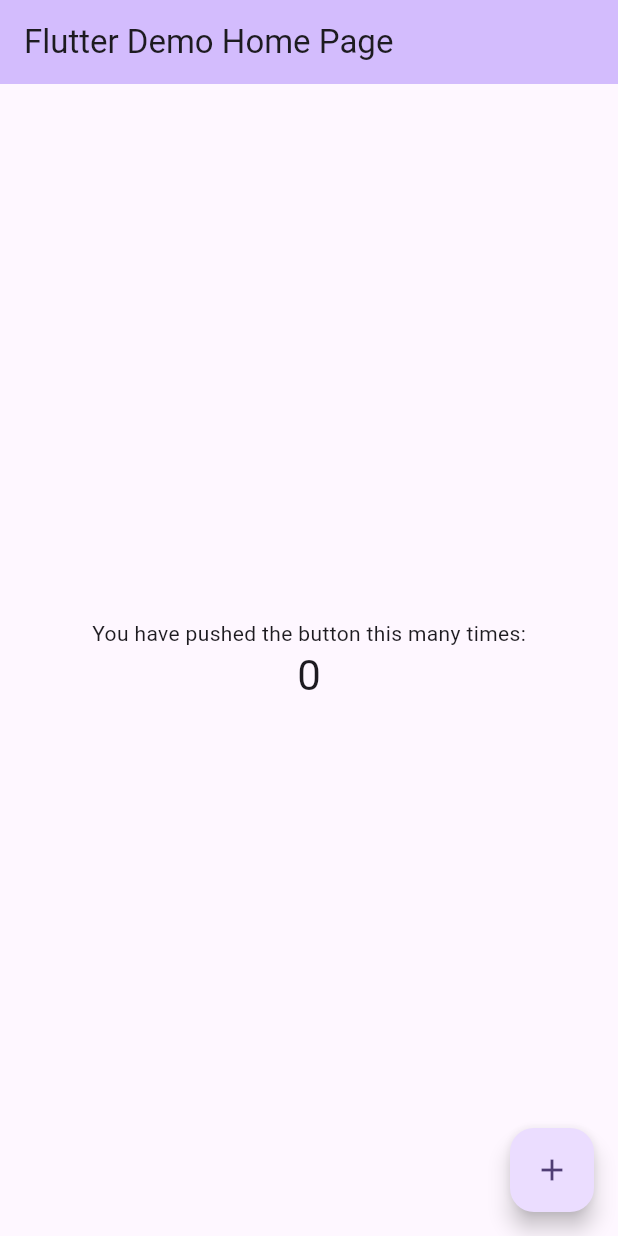
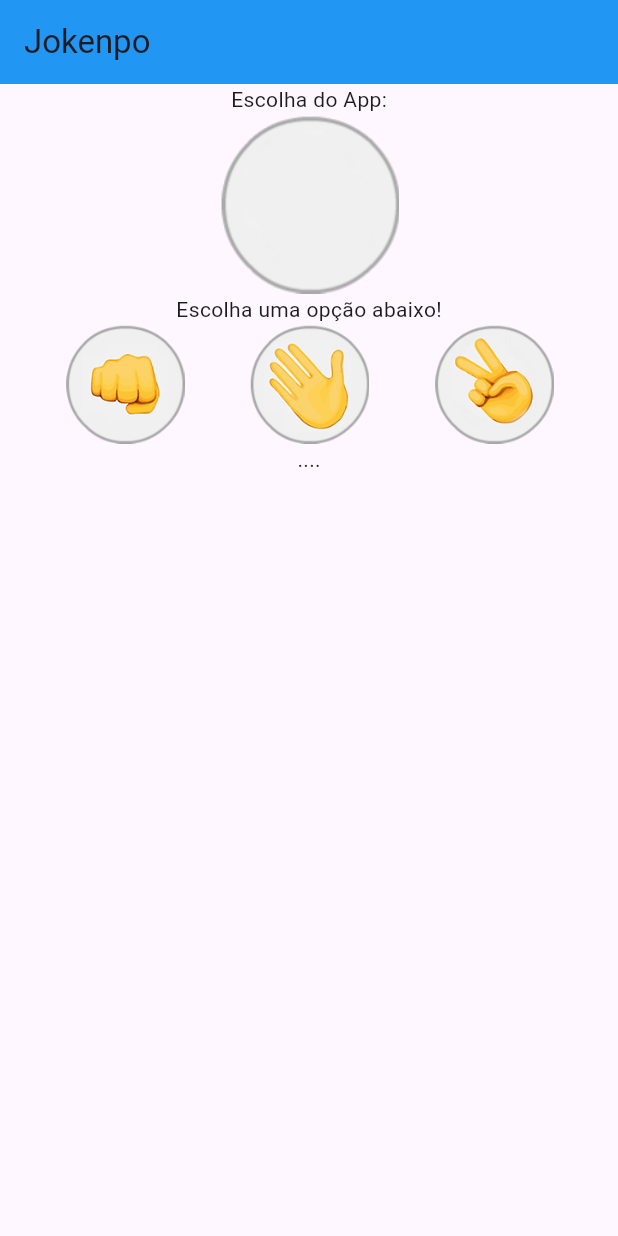
Before and after one commit to ProfGregorio/app2-jokenpo, a Flutter app: the screen it shows after launch, on a phone screen of 412 x 824 dp. Run offline on Flutter 3.47's test engine with Material 3 defaults, Android fonts, the phone set to English and light mode, and no system bars.

Commit message:
Desenvolvimento autônomo.

```diff
--- /dev/null
+++ b/lib/Jogo.dart
@@ -0,0 +1,109 @@
+import 'package:flutter/material.dart';
+import 'dart:math';
+
+
+class Jogo extends StatefulWidget {
+  const Jogo({super.key});
+
+  @override
+  State<Jogo> createState() => _JogoState();
+}
+List _imgAleatoria = [
+  "pedra",
+  "papel",
+  "tesoura"
+];
+String pathImg="imagens/padrao.png";
+
+class _JogoState extends State<Jogo> {
+  //String resultado = "Você perdeu :(";
+  String escolhaJogador = "Escolha uma opção abaixo!";
+
+
+  String resultado = "....";
+
+  // 1. Função que será executada quando o jogador clicar em uma imagem
+  void _opcaoSelecionada(String escolhaUsuario) {
+    var numeroSorteado = Random().nextInt(_imgAleatoria.length);
+    print(numeroSorteado);
+
+    print("Clicado!");
+
+    print("O usuário escolheu: " + escolhaUsuario);
+
+    // Aqui vai entrar a lógica do Jokenpô mais para frente!
+    setState(() {
+      pathImg = "imagens/"+_imgAleatoria[numeroSorteado]+".png";
+      escolhaJogador = "Você escolheu: ${escolhaUsuario.toUpperCase()}";
+      if(escolhaUsuario.toLowerCase() == _imgAleatoria[numeroSorteado].toLowerCase()){
+        resultado="EMPATOU!!!";
+      }else if(escolhaUsuario.toLowerCase()=="pedra"){
+        if(_imgAleatoria[numeroSorteado].toLowerCase()=="tesoura"){
+          resultado = "Você perdeu para o app:(";
+        }else{
+          resultado = "Você ganhou do app :)";
+        }
+      }
+      else if(escolhaUsuario.toLowerCase()=="papel"){
+        if(_imgAleatoria[numeroSorteado].toLowerCase()=="pedra"){
+          resultado = "Você perdeu para o app:(";
+        }else{
+          resultado = "Você ganhou do app :)";
+        }
+
+      }
+      //escolhaUsuario.toLowerCase()==tesoura
+      else{
+        if(_imgAleatoria[numeroSorteado].toLowerCase()=="pedra"){
+          resultado = "Você perdeu para o app:(";
+        }else{
+          resultado = "Você ganhou do app :)";
+        }
+      }
+    });
+  }
+
+  @override
+    Widget build(BuildContext context) {
+    return Scaffold(
+      appBar: AppBar(
+          backgroundColor: Colors.blue,
+          title: Text('Jokenpo', textAlign: TextAlign.center)
+      ),
+      body: Column(
+          children: [
+            //text
+            Text("Escolha do App:"),
+            //imagem
+            Image.asset(pathImg, height: 120),
+            //text resultado
+            Text(escolhaJogador),
+            //Linha 3 Imagens na horizontal
+            Row(
+              mainAxisAlignment: MainAxisAlignment.spaceEvenly,
+              children: [
+                // 🪨 Botão Pedra
+                GestureDetector(
+                  onTap: () => _opcaoSelecionada("pedra"),
+                  child: Image.asset("imagens/pedra.png", width: 80),
+                ),
+
+                // 📄 Botão Papel
+                GestureDetector(
+                  onTap: () => _opcaoSelecionada("papel"),
+                  child: Image.asset("imagens/papel.png", width: 80),
+                ),
+
+                // ✂️ Botão Tesoura
+                GestureDetector(
+                  onTap: () => _opcaoSelecionada("tesoura"),
+                  child: Image.asset("imagens/tesoura.png", width: 80),
+                ),
+              ],
+            ),
+            Text(resultado),
+          ],
+        ),
+      );
+  }
+}
--- a/lib/main.dart
+++ b/lib/main.dart
@@ -1,122 +1,9 @@
+import 'package:app2_jokenpo/Jogo.dart';
 import 'package:flutter/material.dart';
 
 void main() {
-  runApp(const MyApp());
+  runApp(MaterialApp(
+    debugShowCheckedModeBanner: false,
+    home: const Jogo(),
+  ));
 }
-
-class MyApp extends StatelessWidget {
-  const MyApp({super.key});
-
-  // This widget is the root of your application.
-  @override
-  Widget build(BuildContext context) {
-    return MaterialApp(
-      title: 'Flutter Demo',
-      theme: ThemeData(
-        // This is the theme of your application.
-        //
-        // TRY THIS: Try running your application with "flutter run". You'll see
-        // the application has a purple toolbar. Then, without quitting the app,
-        // try changing the seedColor in the colorScheme below to Colors.green
-        // and then invoke "hot reload" (save your changes or press the "hot
-        // reload" button in a Flutter-supported IDE, or press "r" if you used
-        // the command line to start the app).
-        //
-        // Notice that the counter didn't reset back to zero; the application
-        // state is not lost during the reload. To reset the state, use hot
-        // restart instead.
-        //
-        // This works for code too, not just values: Most code changes can be
-        // tested with just a hot reload.
-        colorScheme: .fromSeed(seedColor: Colors.deepPurple),
-      ),
-      home: const MyHomePage(title: 'Flutter Demo Home Page'),
-    );
-  }
-}
-
-class MyHomePage extends StatefulWidget {
-  const MyHomePage({super.key, required this.title});
-
-  // This widget is the home page of your application. It is stateful, meaning
-  // that it has a State object (defined below) that contains fields that affect
-  // how it looks.
-
-  // This class is the configuration for the state. It holds the values (in this
-  // case the title) provided by the parent (in this case the App widget) and
-  // used by the build method of the State. Fields in a Widget subclass are
-  // always marked "final".
-
-  final String title;
-
-  @override
-  State<MyHomePage> createState() => _MyHomePageState();
-}
-
-class _MyHomePageState extends State<MyHomePage> {
-  int _counter = 0;
-
-  void _incrementCounter() {
-    setState(() {
-      // This call to setState tells the Flutter framework that something has
-      // changed in this State, which causes it to rerun the build method below
-      // so that the display can reflect the updated values. If we changed
-      // _counter without calling setState(), then the build method would not be
-      // called again, and so nothing would appear to happen.
-      _counter++;
-    });
-  }
-
-  @override
-  Widget build(BuildContext context) {
-    // This method is rerun every time setState is called, for instance as done
-    // by the _incrementCounter method above.
-    //
-    // The Flutter framework has been optimized to make rerunning build methods
-    // fast, so that you can just rebuild anything that needs updating rather
-    // than having to individually change instances of widgets.
-    return Scaffold(
-      appBar: AppBar(
-        // TRY THIS: Try changing the color here to a specific color (to
-        // Colors.amber, perhaps?) and trigger a hot reload to see the AppBar
-        // change color while the other colors stay the same.
-        backgroundColor: Theme.of(context).colorScheme.inversePrimary,
-        // Here we take the value from the MyHomePage object that was created by
-        // the App.build method, and use it to set our appbar title.
-        title: Text(widget.title),
-      ),
-      body: Center(
-        // Center is a layout widget. It takes a single child and positions it
-        // in the middle of the parent.
-        child: Column(
-          // Column is also a layout widget. It takes a list of children and
-          // arranges them vertically. By default, it sizes itself to fit its
-          // children horizontally, and tries to be as tall as its parent.
-          //
-          // Column has various properties to control how it sizes itself and
-          // how it positions its children. Here we use mainAxisAlignment to
-          // center the children vertically; the main axis here is the vertical
-          // axis because Columns are vertical (the cross axis would be
-          // horizontal).
-          //
-          // TRY THIS: Invoke "debug painting" (choose the "Toggle Debug Paint"
-          // action in the IDE, or press "p" in the console), to see the
-          // wireframe for each widget.
-          mainAxisAlignment: .center,
-          children: [
-            const Text('You have pushed the button this many times:'),
-            Text(
-              '$_counter',
-              style: Theme.of(context).textTheme.headlineMedium,
-            ),
-          ],
-        ),
-      ),
-      floatingActionButton: FloatingActionButton(
-        onPressed: _incrementCounter,
-        tooltip: 'Increment',
-        child: const Icon(Icons.add),
-      ),
-    );
-  }
-}
```
Also changed, not shown: pubspec.yaml (+4 -4 lines), 1 other file.
